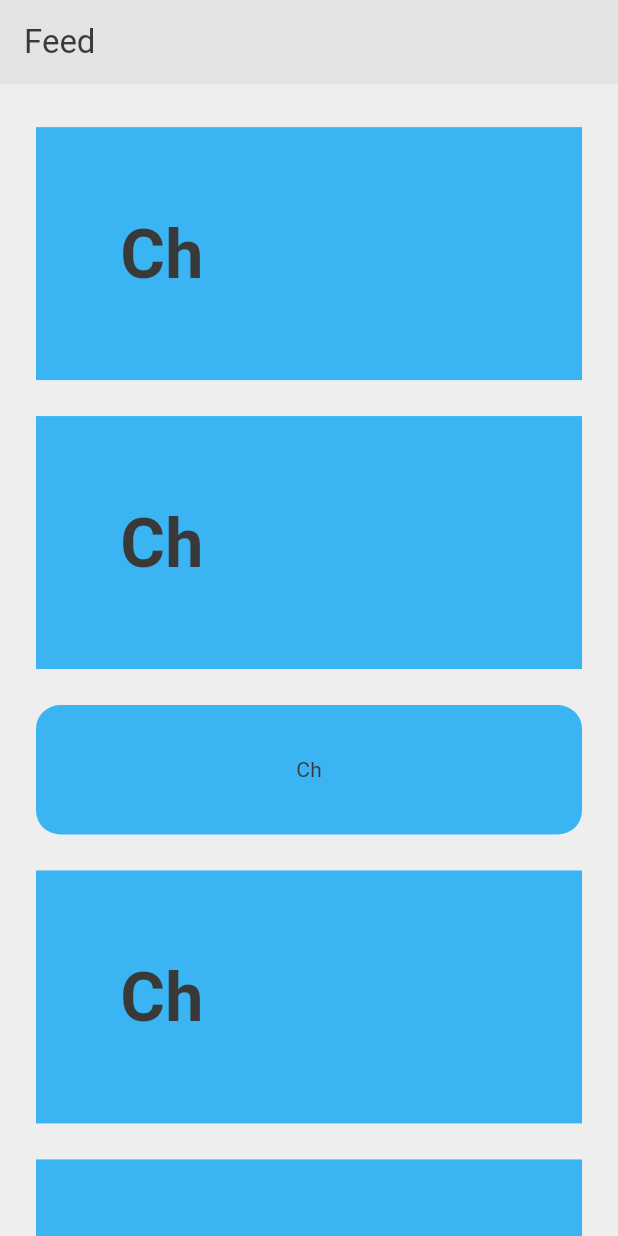
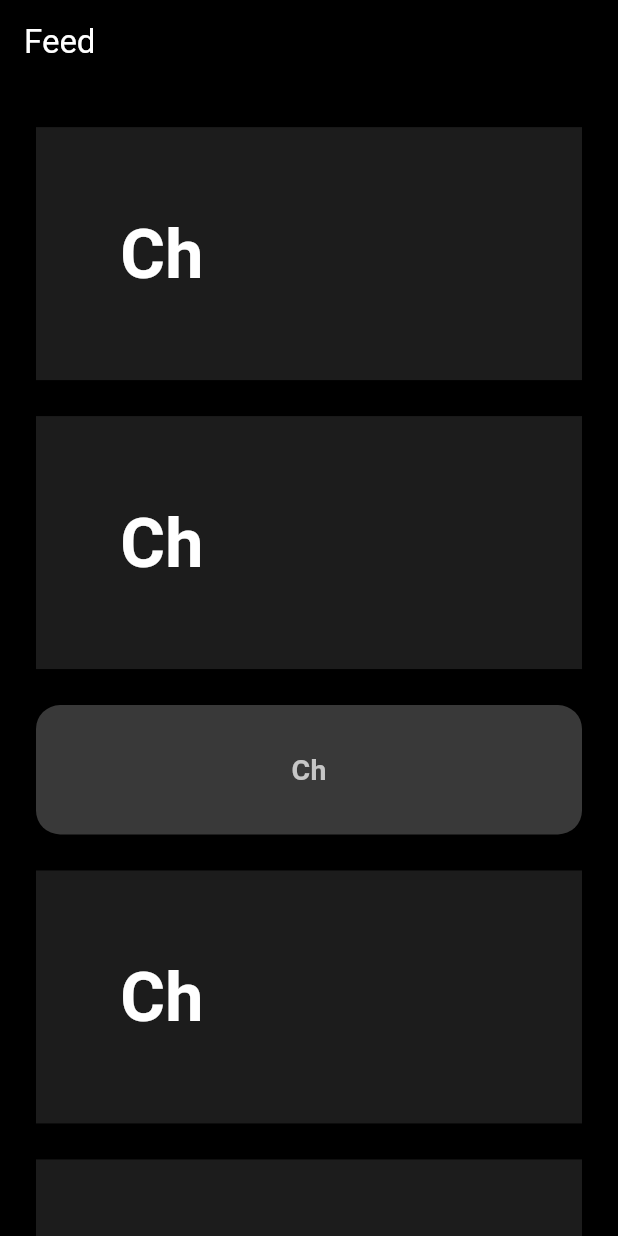
Before and after one commit to Ivanrhmt77/alyra_mobile, a Flutter app: the screen it shows after launch, on a phone screen of 412 x 824 dp. Run offline on Flutter 3.47's test engine with Material 3 defaults, Android fonts, the phone set to English and light mode, and no system bars.

Commit message:
feat(theme): add semantic color system

```diff
--- a/lib/core/themes/app_colors.dart
+++ b/lib/core/themes/app_colors.dart
@@ -53,7 +53,7 @@ class AppColors {
 
   // ===== NEUTRAL =====
 
-  static const Color neutral100 = Color(0xFFEEEEEE);
+  static const Color neutral100 = Color(0xFFFFFFFF);
   static const Color neutral200 = Color(0xFFE3E3E3);
   static const Color neutral300 = Color(0xFFC6C6C6);
   static const Color neutral400 = Color(0xFFAAAAAA);
@@ -62,7 +62,7 @@ class AppColors {
   static const Color neutral700 = Color(0xFF555555);
   static const Color neutral800 = Color(0xFF393939);
   static const Color neutral900 = Color(0xFF1C1C1C);
-  static const Color neutral1000 = Color(0xFF111111);
+  static const Color neutral1000 = Color(0xFF000000);
 
   static const Color neutralAlpha10 = Color(0x1A111111);
   static const Color neutralAlpha15 = Color(0x26111111);
--- /dev/null
+++ b/lib/core/themes/app_semantic_colors.dart
@@ -0,0 +1,44 @@
+import 'package:alyra_mobile/core/themes/app_colors.dart';
+import 'package:flutter/material.dart';
+
+@immutable
+class AppSemanticColors {
+  final Color background;
+  final Color surface;
+  final Color divider;
+
+  final Color textPrimary;
+  final Color textSecondary;
+  final Color textDisabled;
+
+  const AppSemanticColors({
+    required this.background,
+    required this.surface,
+    required this.divider,
+    required this.textPrimary,
+    required this.textSecondary,
+    required this.textDisabled,
+  });
+
+  factory AppSemanticColors.dark() {
+    return const AppSemanticColors(
+      background: AppColors.neutral1000,
+      surface: AppColors.neutral900,
+      divider: AppColors.neutral800,
+      textPrimary: AppColors.neutral100,
+      textSecondary: AppColors.neutral300,
+      textDisabled: AppColors.neutral500,
+    );
+  }
+
+  factory AppSemanticColors.light() {
+    return const AppSemanticColors(
+      background: AppColors.neutral100,
+      surface: AppColors.neutral200,
+      divider: AppColors.neutral300,
+      textPrimary: AppColors.neutral1000,
+      textSecondary: AppColors.neutral800,
+      textDisabled: AppColors.neutral500,
+    );
+  }
+}
--- /dev/null
+++ b/lib/core/themes/app_semantic_theme.dart
@@ -0,0 +1,21 @@
+import 'package:alyra_mobile/core/themes/app_semantic_colors.dart';
+import 'package:flutter/material.dart';
+
+class AppSemanticTheme extends ThemeExtension<AppSemanticTheme> {
+  final AppSemanticColors colors;
+
+  const AppSemanticTheme(this.colors);
+
+  @override
+  ThemeExtension<AppSemanticTheme> copyWith({AppSemanticColors? colors}) {
+    return AppSemanticTheme(colors ?? this.colors);
+  }
+
+  @override
+  ThemeExtension<AppSemanticTheme> lerp(
+    ThemeExtension<AppSemanticTheme>? other,
+    double t,
+  ) {
+    return this;
+  }
+}
--- a/lib/core/themes/app_text_styles.dart
+++ b/lib/core/themes/app_text_styles.dart
@@ -1,3 +1,4 @@
+import 'package:alyra_mobile/core/extensions/semantic_colors_extensions.dart';
 import 'package:flutter/material.dart';
 import '../utils/responsive.dart';
 
@@ -9,49 +10,49 @@ class AppTextStyles {
     fontSize: Responsive.sp(58),
     fontWeight: FontWeight.bold,
     height: 87 / 58,
-    color: color ?? Theme.of(context).colorScheme.onSurface,
+    color: color ?? context.semantic.textPrimary,
   );
 
   static TextStyle h2(BuildContext context, {Color? color}) => TextStyle(
     fontSize: Responsive.sp(48),
     fontWeight: FontWeight.bold,
     height: 72 / 48,
-    color: color ?? Theme.of(context).colorScheme.onSurface,
+    color: color ?? context.semantic.textPrimary,
   );
 
   static TextStyle h3(BuildContext context, {Color? color}) => TextStyle(
     fontSize: Responsive.sp(40),
     fontWeight: FontWeight.bold,
     height: 60 / 40,
-    color: color ?? Theme.of(context).colorScheme.onSurface,
+    color: color ?? context.semantic.textPrimary,
   );
 
   static TextStyle h4(BuildContext context, {Color? color}) => TextStyle(
     fontSize: Responsive.sp(34),
     fontWeight: FontWeight.bold,
     height: 51 / 34,
-    color: color ?? Theme.of(context).colorScheme.onSurface,
+    color: color ?? context.semantic.textPrimary,
   );
 
   static TextStyle h5(BuildContext context, {Color? color}) => TextStyle(
     fontSize: Responsive.sp(28),
     fontWeight: FontWeight.bold,
     height: 42 / 28,
-    color: color ?? Theme.of(context).colorScheme.onSurface,
+    color: color ?? context.semantic.textPrimary,
   );
 
   static TextStyle h6(BuildContext context, {Color? color}) => TextStyle(
     fontSize: Responsive.sp(24),
     fontWeight: FontWeight.bold,
     height: 36 / 24,
-    color: color ?? Theme.of(context).colorScheme.onSurface,
+    color: color ?? context.semantic.textPrimary,
   );
 
   static TextStyle h7(BuildContext context, {Color? color}) => TextStyle(
     fontSize: Responsive.sp(20),
     fontWeight: FontWeight.bold,
     height: 30 / 20,
-    color: color ?? Theme.of(context).colorScheme.onSurface,
+    color: color ?? context.semantic.textPrimary,
   );
 
   // ===== BODY =====
@@ -60,20 +61,20 @@ class AppTextStyles {
     fontSize: Responsive.sp(14),
     fontWeight: FontWeight.normal,
     height: 21 / 14,
-    color: color ?? Theme.of(context).colorScheme.onSurface,
+    color: color ?? context.semantic.textPrimary,
   );
 
   static TextStyle body2(BuildContext context, {Color? color}) => TextStyle(
     fontSize: Responsive.sp(12),
     fontWeight: FontWeight.normal,
     height: 18 / 12,
-    color: color ?? Theme.of(context).colorScheme.onSurface,
+    color: color ?? context.semantic.textPrimary,
   );
 
   static TextStyle body3(BuildContext context, {Color? color}) => TextStyle(
     fontSize: Responsive.sp(10),
     fontWeight: FontWeight.normal,
     height: 15 / 10,
-    color: color ?? Theme.of(context).colorScheme.onSurface,
+    color: color ?? context.semantic.textPrimary,
   );
 }
--- a/lib/core/themes/app_theme.dart
+++ b/lib/core/themes/app_theme.dart
@@ -1,42 +1,54 @@
+import 'package:alyra_mobile/core/themes/app_colors.dart';
+import 'package:alyra_mobile/core/themes/app_semantic_colors.dart';
+import 'package:alyra_mobile/core/themes/app_semantic_theme.dart';
 import 'package:flutter/material.dart';
-import 'app_colors.dart';
 
 class AppTheme {
   const AppTheme._();
 
   static ThemeData dark() {
     return ThemeData(
+      useMaterial3: true,
+
       scaffoldBackgroundColor: AppColors.neutral1000,
-      primaryColor: AppColors.primary500,
+
       colorScheme: const ColorScheme.dark(
         primary: AppColors.primary500,
-        onPrimary: AppColors.neutral1000,
         secondary: AppColors.secondary500,
-        onSecondary: AppColors.neutral100,
         error: AppColors.error500,
-        onError: AppColors.neutral100,
-        surface: AppColors.neutral900,
-        onSurface: AppColors.neutral300,
       ),
-      useMaterial3: true,
+
+      appBarTheme: const AppBarTheme(
+        backgroundColor: AppColors.neutral1000,
+        surfaceTintColor: Colors.transparent,
+        elevation: 0,
+        scrolledUnderElevation: 0,
+      ),
+
+      extensions: [AppSemanticTheme(AppSemanticColors.dark())],
     );
   }
 
   static ThemeData light() {
     return ThemeData(
+      useMaterial3: true,
+
       scaffoldBackgroundColor: AppColors.neutral100,
-      primaryColor: AppColors.primary500,
+
       colorScheme: const ColorScheme.light(
         primary: AppColors.primary500,
-        onPrimary: AppColors.neutral100,
         secondary: AppColors.secondary500,
-        onSecondary: AppColors.neutral1000,
         error: AppColors.error500,
-        onError: AppColors.neutral100,
-        surface: AppColors.neutral200,
-        onSurface: AppColors.neutral800,
       ),
-      useMaterial3: true,
+
+      appBarTheme: const AppBarTheme(
+        backgroundColor: AppColors.neutral100,
+        surfaceTintColor: Colors.transparent,
+        elevation: 0,
+        scrolledUnderElevation: 0,
+      ),
+
+      extensions: [AppSemanticTheme(AppSemanticColors.light())],
     );
   }
 }
--- a/lib/features/feed/presentation/pages/feed_page.dart
+++ b/lib/features/feed/presentation/pages/feed_page.dart
@@ -1,5 +1,5 @@
+import 'package:alyra_mobile/core/extensions/semantic_colors_extensions.dart';
 import 'package:alyra_mobile/core/extensions/text_styles_extensions.dart';
-import 'package:alyra_mobile/core/themes/app_colors.dart';
 import 'package:alyra_mobile/core/themes/app_padding.dart';
 import 'package:alyra_mobile/core/themes/app_radius.dart';
 import 'package:alyra_mobile/core/themes/app_sizing.dart';
@@ -24,7 +24,7 @@ class FeedPage extends StatelessWidget {
         itemBuilder: (context, index) {
           if (index == 1) {
             return Container(
-              color: AppColors.primary500,
+              color: context.semantic.surface,
               padding: AppPadding.p56,
               child: Text('Ch', style: context.h2()),
             );
@@ -33,14 +33,19 @@ class FeedPage extends StatelessWidget {
               width: AppSizing.w96,
               height: AppSizing.h96,
               decoration: BoxDecoration(
-                color: AppColors.primary500,
+                color: context.semantic.divider,
                 borderRadius: AppRadius.r16,
               ),
-              child: Center(child: Text('Ch')),
+              child: Center(
+                child: Text(
+                  'Ch',
+                  style: context.h7(color: context.semantic.textSecondary),
+                ),
+              ),
             );
           }
           return Container(
-            color: AppColors.primary500,
+            color: context.semantic.surface,
             padding: AppPadding.p56,
             child: Text('Ch', style: AppTextStyles.h2(context)),
           );
--- a/lib/main.dart
+++ b/lib/main.dart
@@ -21,7 +21,7 @@ class MyApp extends StatelessWidget {
         return MaterialApp(
           debugShowCheckedModeBanner: false,
           title: 'Alyra Mobile',
-          theme: AppTheme.light(),
+          theme: AppTheme.dark(),
           initialRoute: AppRoutes.feed,
           onGenerateRoute: AppRouter.generate,
         );
```
Also changed, not shown: lib/core/extensions/semantic_colors_extensions.dart (added, +14 -0 lines).
